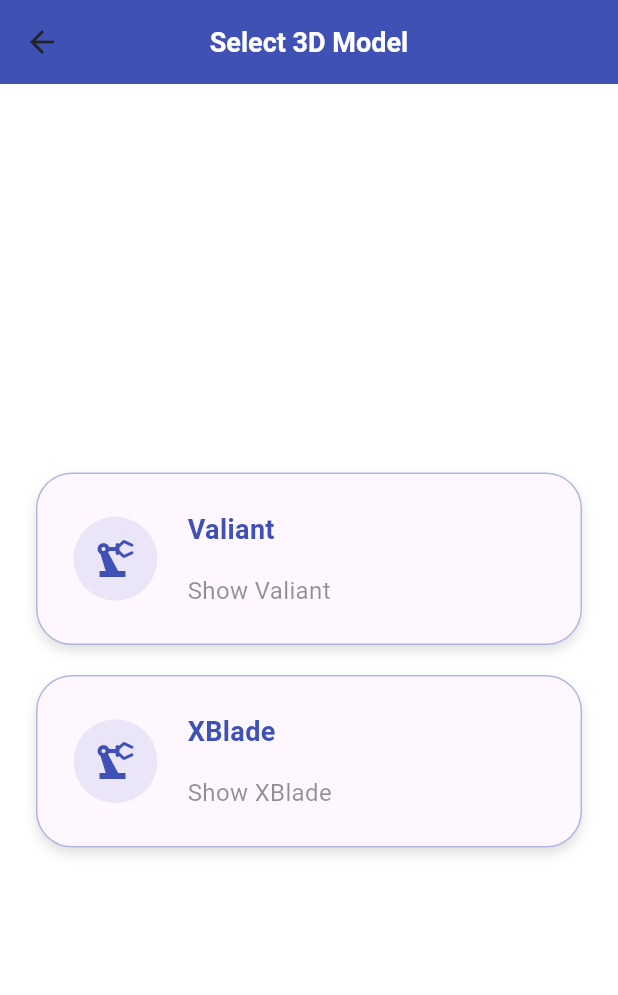
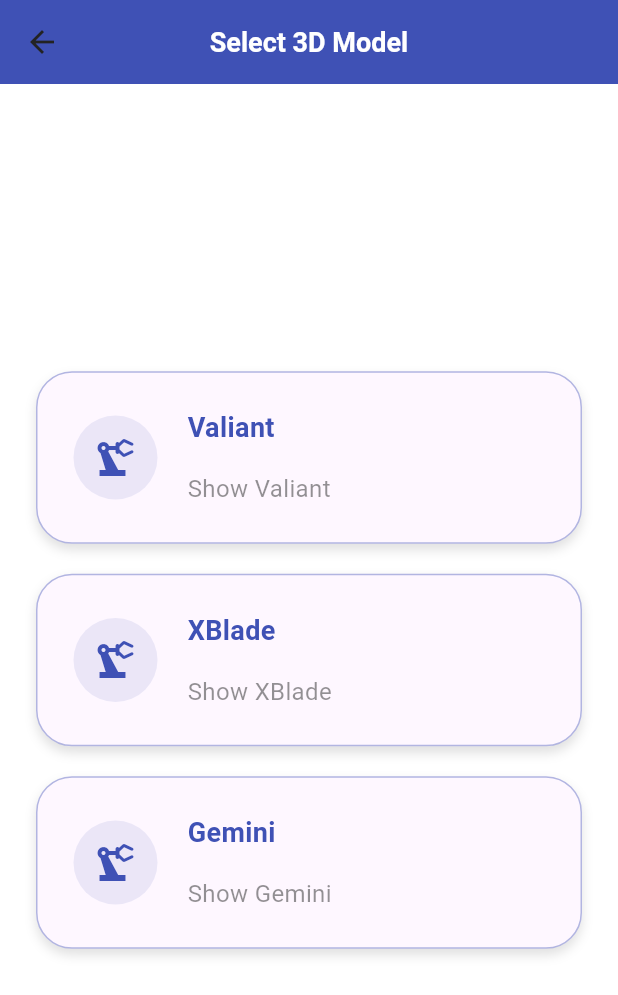
Before and after one commit to ProfetBear/optilay_prototype_app, a Flutter app: the ModelSelectorPage screen opened by its route, on a phone screen of 412 x 824 dp. Shown: the top 995 px of the screen. Run offline on Flutter 3.47's test engine with Material 3 defaults, Android fonts, the phone set to English and light mode, and no system bars; our stand-ins replace connectivity_plus, file_picker, flutter_svg, get, get_storage, lottie and 3 more; missing offline and left inert: arkit_plugin, model_viewer_plus, pdfx; accounts and stored records are empty; Roboto replaces fonts that are missing (Poppins).

Commit message:
Aggiunta gemini

```diff
--- a/lib/features/3D_model_viewer/3D_model_selector.dart
+++ b/lib/features/3D_model_viewer/3D_model_selector.dart
@@ -48,6 +48,19 @@ class ModelSelectorPage extends StatelessWidget {
                 );
               },
             ),
+            const SizedBox(height: 20),
+            OptionCard(
+              title: 'Gemini',
+              description: 'Show Gemini',
+              icon: Icons.precision_manufacturing,
+              color: MyColors.primary,
+              onTap: () {
+                Get.toNamed(
+                  MyRoutes.modelViewer3D,
+                  arguments: {'assetPath': 'assets/GeiminiRev0.glb'},
+                );
+              },
+            ),
           ],
         ),
       ),
--- a/lib/features/AR_model_viewer/ar_model_selector.dart
+++ b/lib/features/AR_model_viewer/ar_model_selector.dart
@@ -7,6 +7,7 @@ import 'package:optilay_prototype_app/utils/constants/colors.dart';
 final List<Map<String, String>> arModels = [
   {'name': 'Valiant', 'asset': 'assets/ValiantRev11.glb'},
   {'name': 'XBlade', 'asset': 'assets/XBladeRev1.glb'},
+  {'name': 'Gemini', 'asset': 'assets/GeiminiRev0.glb'},
 ];
 
 class ARModelSelectorPage extends StatelessWidget {
--- a/pubspec.yaml
+++ b/pubspec.yaml
@@ -90,6 +90,7 @@ flutter:
     - assets/ValiantRev11_WithoutHull.glb
     - assets/XBladeRev1.glb
     - assets/XBladeRev1_WithoutHull.glb
+    - assets/GeiminiRev0.glb
 
   # To add assets to your application, add an assets section, like this:
   # assets:
```
